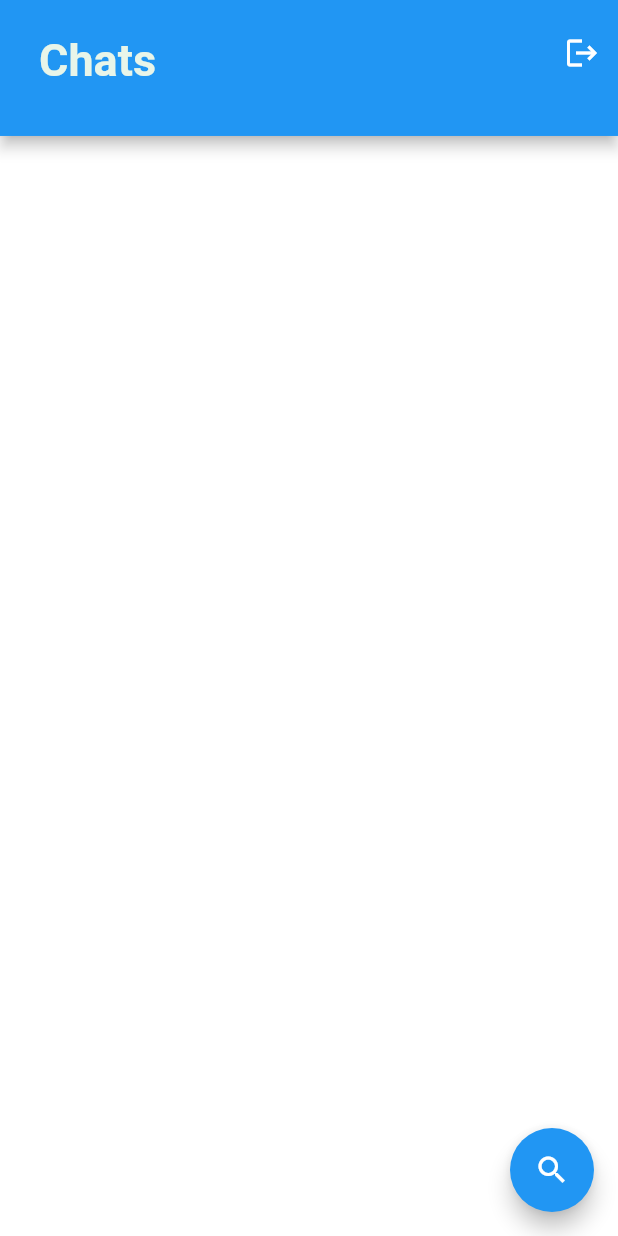
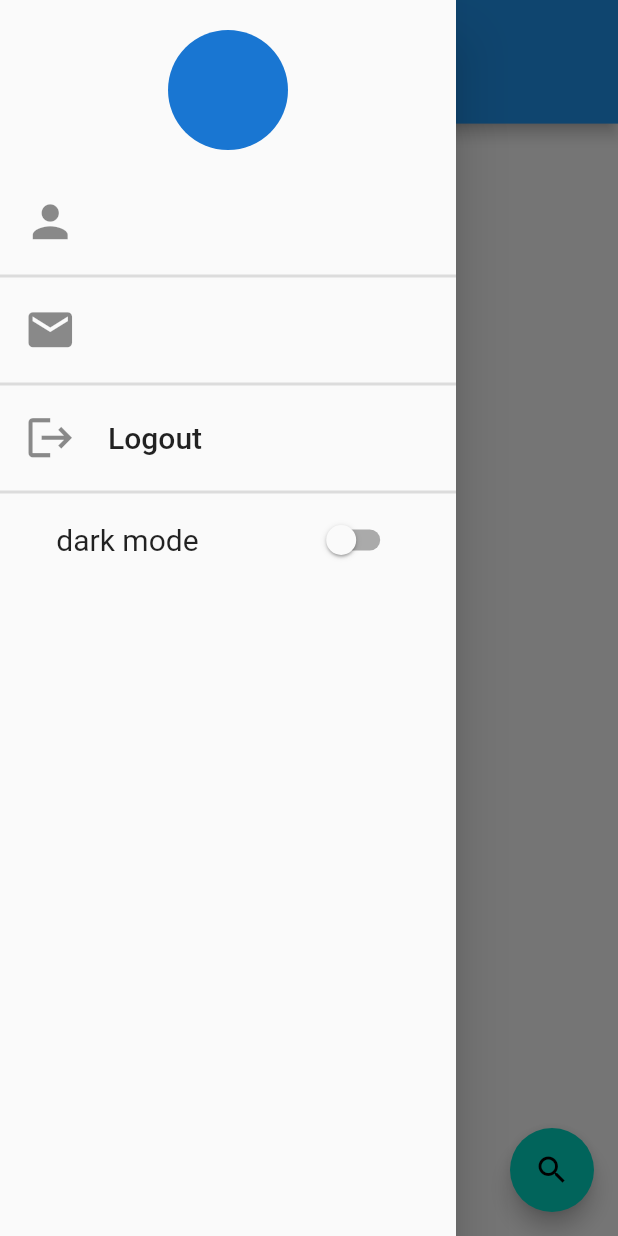
Before and after one commit to mohamedyossif/Chatex, a Flutter app: the ChatList screen opened by its route, with the side drawer open (before the commit the screen has no drawer), on a phone screen of 412 x 824 dp. Run offline on Flutter 3.47's test engine with Material 2 defaults, Android fonts, the light colour scheme and no system bars; our stand-ins replace animated_text_kit, cloud_firestore, firebase_auth, firebase_core, shared_preferences; accounts and stored records are empty.

Commit message:
add drawer

```diff
--- /dev/null
+++ b/lib/component/theme/theme.dart
@@ -0,0 +1,44 @@
+import 'package:flutter/material.dart';
+import 'package:provider/provider.dart';
+
+class MyTheme {
+  static final darkTheme = ThemeData(
+    scaffoldBackgroundColor: Colors.grey.shade900,
+    colorScheme: ColorScheme.dark(),
+    appBarTheme: AppBarTheme(
+      color: Colors.deepPurple,
+    ),
+    accentColor: Colors.blue,
+  );
+  static final ligthTheme = ThemeData(
+    scaffoldBackgroundColor: Colors.white,
+    colorScheme: ColorScheme.light(),
+    appBarTheme: AppBarTheme(
+      color: Colors.blue,
+    ),
+    accentColor: Colors.blue,
+  );
+}
+
+class ThemeProvider extends ChangeNotifier {
+  ThemeMode themeMode = ThemeMode.system;
+  bool get isDarkMode => themeMode == ThemeMode.dark;
+  get myTheme => isDarkMode ? MyTheme.darkTheme : MyTheme.ligthTheme;
+
+  void toggoleTheme(bool value) {
+    themeMode = value ? ThemeMode.dark : ThemeMode.light;
+    notifyListeners();
+  }
+}
+
+class ChangeThemeWidget extends StatelessWidget {
+  @override
+  Widget build(BuildContext context) {
+    ThemeProvider themeProvider = Provider.of<ThemeProvider>(context);
+    return Switch.adaptive(
+        value: themeProvider.isDarkMode,
+        onChanged: (value) {
+          themeProvider.toggoleTheme(value);
+        });
+  }
+}
--- a/lib/main.dart
+++ b/lib/main.dart
@@ -1,3 +1,4 @@
+import 'package:chat_app/component/theme/theme.dart';
 import 'package:chat_app/screens/app.dart';
 import 'package:chat_app/screens/chat.dart';
 import 'package:chat_app/screens/chat_list.dart';
@@ -5,7 +6,9 @@ import 'package:chat_app/screens/flash.dart';
 import 'package:chat_app/screens/login.dart';
 import 'package:chat_app/screens/register.dart';
 import 'package:chat_app/screens/search.dart';
+import 'package:chat_app/utilities/constant.dart';
 import 'package:flutter/material.dart';
+import 'package:provider/provider.dart';
 
 main() {
   WidgetsFlutterBinding.ensureInitialized();
@@ -16,15 +19,14 @@ main() {
 class MyApp extends StatelessWidget {
   @override
   Widget build(BuildContext context) {
+    return ChangeNotifierProvider<ThemeProvider>(
+      create: (context) => ThemeProvider(),
+      builder: (context, _) {
+        ThemeProvider themeProvider = Provider.of(context);
         return MaterialApp(
           debugShowCheckedModeBanner: false,
-      theme: ThemeData(
-        scaffoldBackgroundColor: Colors.white,
-        appBarTheme: AppBarTheme(
-          color: Colors.blue,
-        ),
-        accentColor: Colors.blue,
-      ),
+          themeMode: themeProvider.themeMode,
+          theme: themeProvider.myTheme,
           initialRoute: App.id,
           routes: {
             App.id: (context) => App(),
@@ -33,7 +35,9 @@ class MyApp extends StatelessWidget {
             Register.id: (context) => Register(),
             ChatList.id: (context) => ChatList(),
             Chat.id: (context) => Chat(),
-        Search.id:(context)=>Search(),
+            Search.id: (context) => Search(),
+          },
+        );
       },
     );
   }
--- a/lib/screens/chat_list.dart
+++ b/lib/screens/chat_list.dart
@@ -1,15 +1,15 @@
 import 'package:chat_app/component/reused_delete_dialog.dart';
 import 'package:chat_app/component/reused_icon_button_appbar.dart';
+
+import 'package:chat_app/screens/drawer.dart';
 import '../component/chat_title.dart';
-import 'package:chat_app/screens/login.dart';
+
 import 'package:chat_app/screens/search.dart';
 import 'package:chat_app/services/shared_preferences.dart';
 import 'package:chat_app/utilities/constant.dart';
 import 'package:cloud_firestore/cloud_firestore.dart';
 import 'package:flutter/cupertino.dart';
 import 'package:flutter/material.dart';
-
-
 
 class ChatList extends StatefulWidget {
   static const id = '/chatList';
@@ -24,14 +24,16 @@ class _ChatListState extends State<ChatList> {
     super.initState();
     getUserName();
   }
+
   @override
   Widget build(BuildContext context) {
     return Scaffold(
+      drawerEdgeDragWidth: 2,
+      drawer: buildDrawer(context),
       appBar: PreferredSize(
-        preferredSize: MediaQuery.of(context).size * 0.11,
+        preferredSize: MediaQuery.of(context).size * 0.10,
         child: AppBar(
-          leadingWidth: 0,
-          leading: Container(),
+          leadingWidth: 20,
           title: isCheck
               ? Transform.translate(
                   offset: Offset(0, 7),
@@ -51,17 +53,18 @@ class _ChatListState extends State<ChatList> {
             isCheck
                 ? Transform.translate(
                     offset: Offset(0, 7),
-                    child: IconButton(
+                    child:
+                        Container() /* IconButton(
                       onPressed: () {
-                        authFirebaseMethods.signOut().then((value) {
+                        /*  authFirebaseMethods.signOut().then((value) {
                           SharedPreferencesDatabase.saveUserLoggedInKey(true);
                           Navigator.pushReplacementNamed(context, Login.id);
-                        });
+                        }); */
                       },
                       icon: Icon(
                         Icons.logout,
                       ),
-                    ),
+                    ), */
                     )
                 : getIconButton(Icons.close, () {
                     setState(() {
@@ -71,6 +74,7 @@ class _ChatListState extends State<ChatList> {
           ],
         ),
       ),
+
       body: SafeArea(
         child: streamChatList(),
       ),
@@ -85,31 +89,34 @@ class _ChatListState extends State<ChatList> {
 
   getUserName() async {
     myName = (await SharedPreferencesDatabase.getUserNameKey())!;
+
     setState(() {
       /// to get contacts
       chatStream = fireStoreDatabaseMethods.getChatRooms(myName);
     });
   }
+
   Widget streamChatList() {
     return StreamBuilder<QuerySnapshot<Map<String, dynamic>>>(
         stream: chatStream,
         builder: (context, snapshots) {
           return snapshots.hasData
               ? GestureDetector(
-            onLongPress: (){
+                  onLongPress: () {
                     setState(() {
                       isCheck = false;
                     });
                   },
                   child: ListView.builder(
                       reverse: true,
+
                       ///to make ListView only occupies the space it needs
                       shrinkWrap: true,
                       itemCount: snapshots.data!.docs.length,
                       itemBuilder: (c, index) {
                         String chatRoomId =
                             snapshots.data!.docs[index].data()['chatRoomId'];
-                      chatRoomID2=chatRoomId;
+                        chatRoomID2 = chatRoomId;
                         return ChatTitle(
                           snapshots.data!.docs[index]
                               .data()['chatRoomId']
--- /dev/null
+++ b/lib/screens/drawer.dart
@@ -0,0 +1,94 @@
+import 'package:chat_app/component/theme/theme.dart';
+import 'package:chat_app/services/shared_preferences.dart';
+import 'package:chat_app/utilities/constant.dart';
+import 'package:flutter/material.dart';
+
+import 'login.dart';
+
+Widget buildDrawer(BuildContext context) {
+  return Drawer(
+    child: SafeArea(
+      child: Column(
+        children: [
+          /* PreferredSize(
+            preferredSize: MediaQuery.of(context).size * 0.1,
+            child: AppBar(
+              automaticallyImplyLeading: false,
+              title: Text('Settings'),
+            ),
+          ), */
+          SizedBox(
+            height: 20,
+          ),
+          CircleAvatar(
+            radius: 40,
+            child: myName == ''
+                ? Text(' ')
+                : Text(
+                    myName.substring(0, 1),
+                    style: TextStyle(fontSize: 50),
+                  ),
+          ),
+          SizedBox(
+            height: 20,
+          ),
+          ListTile(
+            leading: Icon(
+              Icons.person,
+              size: 35,
+            ),
+            title: Text(
+              myName,
+              style: TextStyle(fontSize: 20),
+            ),
+          ),
+          Divider(
+            thickness: 2,
+          ),
+          ListTile(
+            leading: Icon(
+              Icons.email,
+              size: 35,
+            ),
+            title: Text(
+              email,
+              style: TextStyle(fontSize: 18),
+            ),
+          ),
+          Divider(
+            thickness: 2,
+          ),
+          ListTile(
+            leading: Icon(
+              Icons.logout,
+              size: 35,
+            ),
+            title: Text(
+              'Logout',
+              style: TextStyle(fontSize: 20),
+            ),
+            onTap: () {
+              authFirebaseMethods.signOut().then((value) {
+                SharedPreferencesDatabase.saveUserLoggedInKey(true);
+                Navigator.pushReplacementNamed(context, Login.id);
+              });
+            },
+          ),
+          Divider(
+            thickness: 2,
+          ),
+          Row(
+            mainAxisAlignment: MainAxisAlignment.spaceAround,
+            children: [
+              Text(
+                'dark mode',
+                style: TextStyle(fontSize: 20),
+              ),
+              ChangeThemeWidget()
+            ],
+          ),
+        ],
+      ),
+    ),
+  );
+}
--- a/lib/screens/login.dart
+++ b/lib/screens/login.dart
@@ -109,9 +109,6 @@ class _LoginState extends State<Login> {
                                   _passwordController.text)
                               .then((value) {
                             if (value != null) {
-                              SharedPreferencesDatabase.saveUserLoggedInKey(
-                                  false);
-
                               /// to get loggedInEmail and UserName
                               fireStoreDatabaseMethods
                                   .getDataByAllString(_emailController.text)
@@ -122,6 +119,9 @@ class _LoginState extends State<Login> {
                                 SharedPreferencesDatabase.saveUserEmailKey(
                                     _listSnapShots[0].data()['email']);
                               });
+                              SharedPreferencesDatabase.saveUserLoggedInKey(
+                                  false);
+
                               Navigator.of(context)
                                   .pushReplacementNamed(ChatList.id);
                             }
@@ -143,10 +143,10 @@ class _LoginState extends State<Login> {
                         child: Text(
                           'Sign Up',
                           style: TextStyle(
-                              color: Colors.blue, fontWeight: FontWeight.bold,
-                          decoration: TextDecoration.underline,
-                            decorationThickness: 2.0
-                          ),
+                              color: Colors.blue,
+                              fontWeight: FontWeight.bold,
+                              decoration: TextDecoration.underline,
+                              decorationThickness: 2.0),
                         ),
                       )
                     ],
--- a/lib/utilities/constant.dart
+++ b/lib/utilities/constant.dart
@@ -1,6 +1,7 @@
 import 'package:chat_app/services/auth_firebase.dart';
 import 'package:chat_app/services/database.dart';
 import 'package:chat_app/services/shared_preferences.dart';
+import 'package:firebase_auth/firebase_auth.dart';
 import 'package:flutter/material.dart';
 
 ///variables
@@ -10,17 +11,16 @@ SharedPreferencesDatabase sharedPreferencesDatabase =
     SharedPreferencesDatabase();
 bool isCheck = true;
 String chatRoomID2 = '';
- String myName='';
+String myName = '';
+String email = FirebaseAuth.instance.currentUser!.email!;
+
 ///styles
 TextStyle kResultSearch = TextStyle(
   fontSize: 20.0,
   fontWeight: FontWeight.bold,
 );
 
-TextStyle kMessageSender=TextStyle(
-    color: Colors.black54,
-    fontSize: 10.0
-);
+TextStyle kMessageSender = TextStyle(color: Colors.black54, fontSize: 10.0);
 
 TextStyle kWeChatText = TextStyle(
   fontWeight: FontWeight.bold,
@@ -32,7 +32,7 @@ TextStyle kChatText = TextStyle(
   fontWeight: FontWeight.bold,
   color: Colors.green[50],
 );
-InputDecoration kFieldTextStyleChat=InputDecoration(
+InputDecoration kFieldTextStyleChat = InputDecoration(
   hintText: 'Type a message',
   border: OutlineInputBorder(
     borderRadius: BorderRadius.circular(0.0),
--- a/pubspec.yaml
+++ b/pubspec.yaml
@@ -33,6 +33,7 @@ dependencies:
   firebase_auth: ^3.1.0
   shared_preferences: ^2.0.7
   cloud_firestore: ^2.5.1
+  provider: ^6.0.1
 
 dev_dependencies:
   flutter_test:
```
Also changed, not shown: pubspec.lock. Lines whose indentation alone changed are shown as unchanged.
